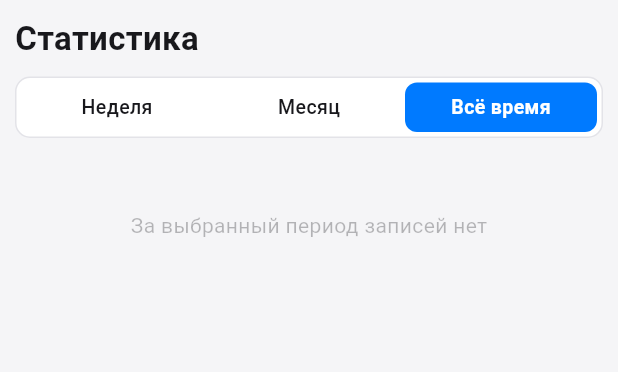
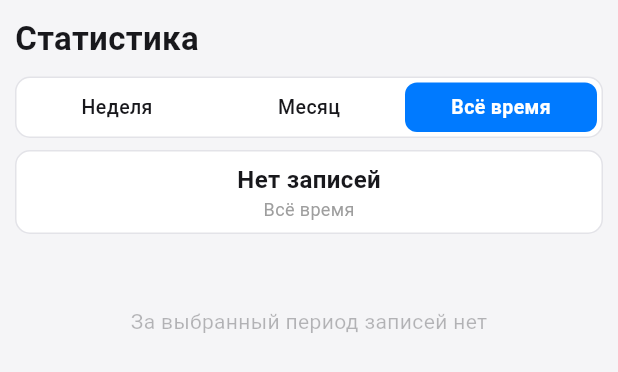
Before and after one commit to AlanFanat/vtornik, a Flutter app: the StatsPage widget shown alone on an empty page, opened directly with empty values, on a phone screen of 412 x 824 dp. Shown: the top 372 px of the screen. Run offline on Flutter 3.47's test engine with Material 3 defaults, Android fonts, the phone set to English and light mode, and no system bars; our stand-ins replace shared_preferences; accounts and stored records are empty.

Commit message:
Для периода все время возвращается такой же блок, как для периода неделя/месяц, в котором указана Дата Первого Дня - Дата Последнего. Не листается, стрелок тоже нет.

```diff
--- a/lib/features/stats/period_navigator.dart
+++ b/lib/features/stats/period_navigator.dart
@@ -2,9 +2,12 @@ import 'package:flutter/material.dart';
 
 import '../../core/colors.dart';
 
-/// Строка листания периода: ‹ подпись ›.
+void _noop() {}
+
+/// Блок периода в статистике. В обычном виде строка листания: ‹ подпись ›.
 /// Работает и стрелками, и свайпом по строке; нажатие на подпись возвращает
-/// к текущему периоду.
+/// к текущему периоду. Вариант [PeriodNavigator.fixed] без стрелок: просто
+/// показывает подпись (для «Всё время»).
 class PeriodNavigator extends StatelessWidget {
   const PeriodNavigator({
     super.key,
@@ -16,7 +19,20 @@ class PeriodNavigator extends StatelessWidget {
     required this.onPrevious,
     required this.onNext,
     required this.onReset,
-  });
+  }) : showArrows = true;
+
+  /// Тот же блок без листания: стрелок нет, свайп и нажатия отключены.
+  const PeriodNavigator.fixed({
+    super.key,
+    required this.label,
+    required this.caption,
+  }) : direction = 1,
+       canGoPrevious = false,
+       canGoNext = false,
+       onPrevious = _noop,
+       onNext = _noop,
+       onReset = _noop,
+       showArrows = false;
 
   final String label;
   final String caption;
@@ -30,10 +46,17 @@ class PeriodNavigator extends StatelessWidget {
   final VoidCallback onPrevious;
   final VoidCallback onNext;
   final VoidCallback onReset;
+  final bool showArrows;
 
   @override
   Widget build(BuildContext context) {
-    final colors = context.colors;
+    if (!showArrows) {
+      return _Card(
+        child: Center(
+          child: _PeriodLabel(label: label, caption: caption),
+        ),
+      );
+    }
 
     return GestureDetector(
       behavior: HitTestBehavior.opaque,
@@ -43,14 +66,7 @@ class PeriodNavigator extends StatelessWidget {
         if (velocity < -250 && canGoNext) onNext();
         if (velocity > 250 && canGoPrevious) onPrevious();
       },
-      child: Container(
-        // Фиксированная высота: форма не «прыгает» при смене подписи.
-        height: 56,
-        decoration: BoxDecoration(
-          color: colors.card,
-          borderRadius: BorderRadius.circular(10),
-          border: Border.all(color: colors.cardBorder),
-        ),
+      child: _Card(
         child: Row(
           children: [
             _ArrowButton(
@@ -75,28 +91,10 @@ class PeriodNavigator extends StatelessWidget {
                         child: child,
                       ),
                     ),
-                    child: Column(
+                    child: _PeriodLabel(
                       key: ValueKey('$label|$caption'),
-                      mainAxisSize: MainAxisSize.min,
-                      children: [
-                        Text(
-                          label,
-                          maxLines: 1,
-                          overflow: TextOverflow.ellipsis,
-                          style: TextStyle(
-                            fontSize: 16,
-                            fontWeight: FontWeight.w700,
-                            color: colors.text,
-                          ),
-                        ),
-                        Text(
-                          caption,
-                          style: const TextStyle(
-                            fontSize: 12,
-                            color: Colors.grey,
-                          ),
-                        ),
-                      ],
+                      label: label,
+                      caption: caption,
                     ),
                   ),
                 ),
@@ -110,6 +108,61 @@ class PeriodNavigator extends StatelessWidget {
           ],
         ),
       ),
+    );
+  }
+}
+
+/// Карточка фиксированной высоты: форма не «прыгает» при смене подписи.
+class _Card extends StatelessWidget {
+  const _Card({required this.child});
+
+  final Widget child;
+
+  @override
+  Widget build(BuildContext context) {
+    final colors = context.colors;
+
+    return Container(
+      height: 56,
+      padding: const EdgeInsets.symmetric(horizontal: 4),
+      decoration: BoxDecoration(
+        color: colors.card,
+        borderRadius: BorderRadius.circular(10),
+        border: Border.all(color: colors.cardBorder),
+      ),
+      child: child,
+    );
+  }
+}
+
+class _PeriodLabel extends StatelessWidget {
+  const _PeriodLabel({super.key, required this.label, required this.caption});
+
+  final String label;
+  final String caption;
+
+  @override
+  Widget build(BuildContext context) {
+    final colors = context.colors;
+
+    return Column(
+      mainAxisSize: MainAxisSize.min,
+      children: [
+        Text(
+          label,
+          maxLines: 1,
+          overflow: TextOverflow.ellipsis,
+          style: TextStyle(
+            fontSize: 16,
+            fontWeight: FontWeight.w700,
+            color: colors.text,
+          ),
+        ),
+        Text(
+          caption,
+          style: const TextStyle(fontSize: 12, color: Colors.grey),
+        ),
+      ],
     );
   }
 }
--- a/lib/features/stats/stats_page.dart
+++ b/lib/features/stats/stats_page.dart
@@ -70,12 +70,16 @@ class _StatsPageState extends State<StatsPage> {
     );
   }
 
-  /// Самый ранний день с записью: дальше назад листать незачем.
-  DateTime? _earliestDate() {
+  /// Первый и последний записанный день. null, если записей нет.
+  /// Дальше первого дня назад листать незачем.
+  DateTimeRange? _dateBounds() {
     if (widget.entries.isEmpty) return null;
-    return widget.entries.keys
-        .map(DateUtils.dateOnly)
-        .reduce((a, b) => a.isBefore(b) ? a : b);
+
+    final days = widget.entries.keys.map(DateUtils.dateOnly);
+    return DateTimeRange(
+      start: days.reduce((a, b) => a.isBefore(b) ? a : b),
+      end: days.reduce((a, b) => a.isAfter(b) ? a : b),
+    );
   }
 
   @override
@@ -85,7 +89,7 @@ class _StatsPageState extends State<StatsPage> {
 
     final range = statsRange(_period, today, _pagesBack);
     final filtered = _filterEntries(range);
-    final earliest = _earliestDate();
+    final bounds = _dateBounds();
 
     // Новые дни сверху.
     final sortedEntries = filtered.entries.toList()
@@ -103,20 +107,25 @@ class _StatsPageState extends State<StatsPage> {
               const PageTitle('Статистика'),
               const SizedBox(height: 10),
               _PeriodSelector(selected: _period, onChanged: _changePeriod),
-              if (range != null) ...[
-                const SizedBox(height: 8),
+              const SizedBox(height: 8),
+              if (range != null)
                 PeriodNavigator(
                   label: periodLabel(_period, range),
                   caption: periodCaption(_period, _pagesBack),
                   direction: _direction,
                   canGoPrevious:
-                      earliest != null && range.start.isAfter(earliest),
+                      bounds != null && range.start.isAfter(bounds.start),
                   canGoNext: _pagesBack > 0,
                   onPrevious: _goBack,
                   onNext: _goForward,
                   onReset: _goToCurrent,
+                )
+              else
+                // «Всё время»: тот же блок, но без листания.
+                PeriodNavigator.fixed(
+                  label: allTimeLabel(bounds),
+                  caption: 'Всё время',
                 ),
-              ],
               const SizedBox(height: 12),
               if (filtered.isEmpty)
                 Container(
--- a/lib/features/stats/stats_period.dart
+++ b/lib/features/stats/stats_period.dart
@@ -36,6 +36,13 @@ String periodLabel(StatsPeriod period, DateTimeRange range) {
   }
 }
 
+/// Подпись для «Всё время»: от первого записанного дня до последнего.
+/// [bounds] — null, если записей ещё нет.
+String allTimeLabel(DateTimeRange? bounds) {
+  if (bounds == null) return 'Нет записей';
+  return formatDayRange(bounds.start, bounds.end);
+}
+
 /// Мелкая подпись под ней: «Эта неделя», «Прошлый месяц», «3 нед. назад».
 String periodCaption(StatsPeriod period, int pagesBack) {
   final isWeek = period == StatsPeriod.week;
```
